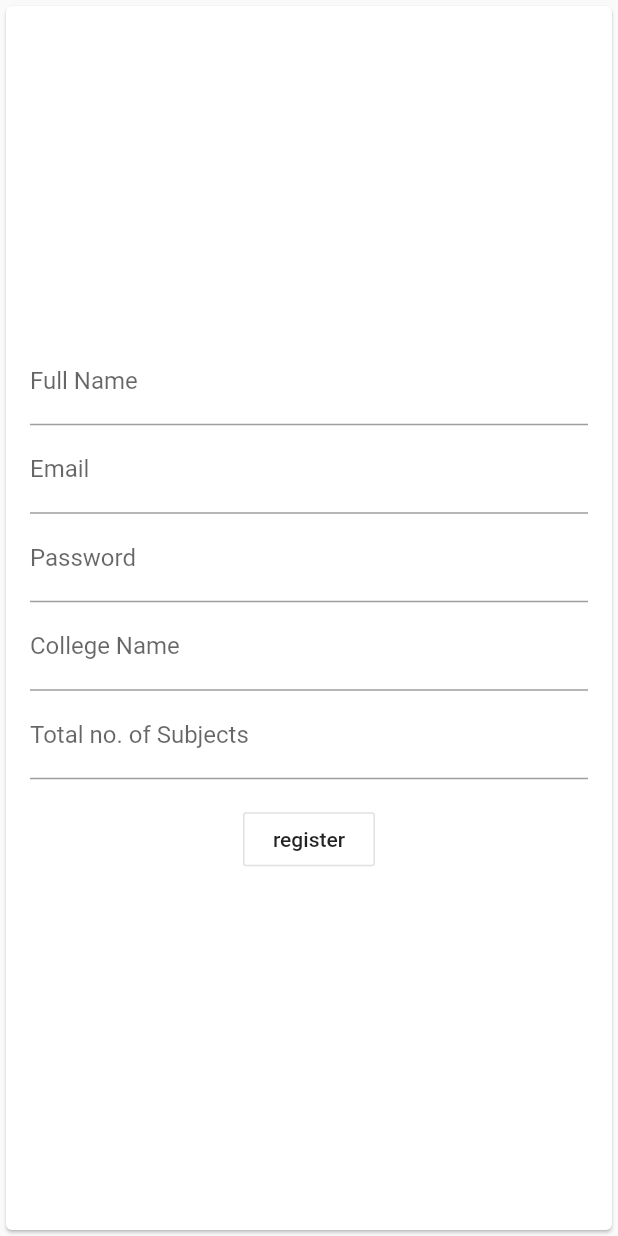
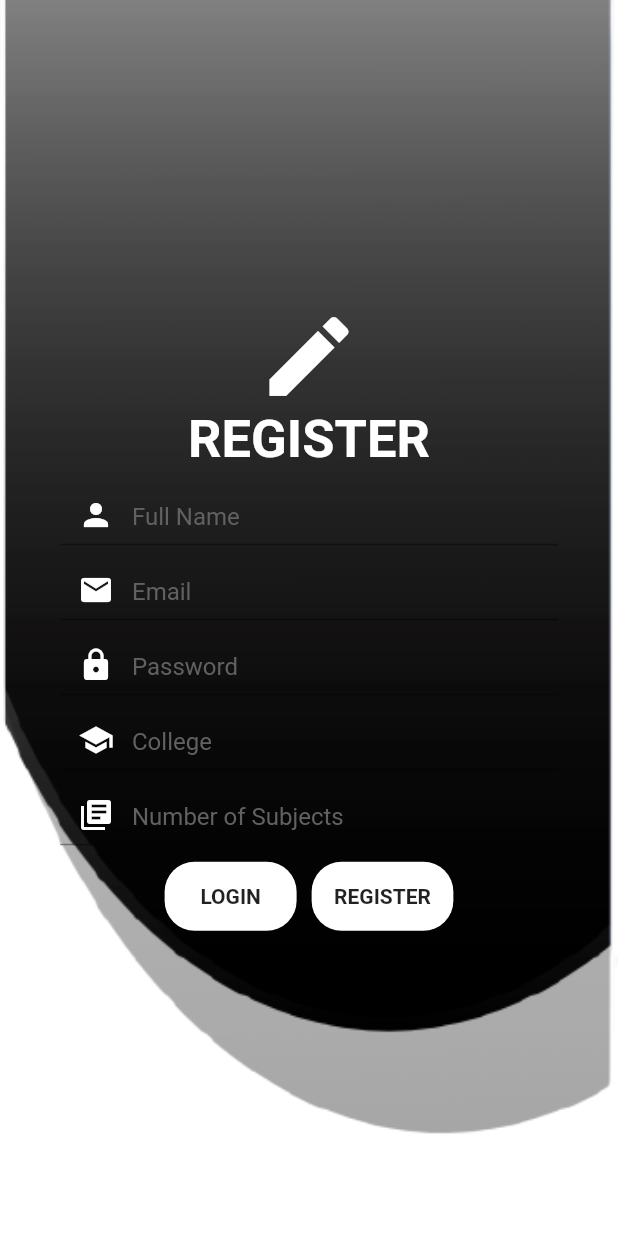
Before and after one commit to param-s-8/hw-manager, a Flutter app: the Register screen opened directly, on a phone screen of 412 x 824 dp. Run offline on Flutter 3.47's test engine with Material 2 defaults, Android fonts, the phone set to English and light mode, and no system bars; our stand-ins replace cloud_firestore, firebase_auth, firebase_core; accounts and stored records are empty.

Commit message:
register UI

```diff
--- a/lib/auth/register.dart
+++ b/lib/auth/register.dart
@@ -14,103 +14,169 @@ class _RegisterState extends State<Register> {
   final GlobalKey<FormState> _formKey = GlobalKey<FormState>();
   final TextEditingController _displayName = TextEditingController();
   final TextEditingController _emailController = TextEditingController();
+  final GlobalKey<ScaffoldState> _scaffoldKey = GlobalKey<ScaffoldState>();
   final TextEditingController _passwordController = TextEditingController();
+  final TextEditingController _subjectController = TextEditingController();
   final TextEditingController _collegeController = TextEditingController();
-  final TextEditingController _subjectController = TextEditingController();
-
-  bool _isSuccess;
-  String _userEmail;
-  @override
-  void dispose() {
-    _emailController.dispose();
-    _passwordController.dispose();
-    super.dispose();
-  }
+  double _boxh = 10;
 
   crudMethods crudObj = new crudMethods();
 
   @override
   Widget build(BuildContext context) {
     return Scaffold(
-      body: Center(
-        child: Form(
-            key: _formKey,
-            child: Card(
-              child: Padding(
-                padding: EdgeInsets.all(16),
+      key: _scaffoldKey,
+      body: Stack(
+        children: <Widget>[
+          Scaffold(
+            backgroundColor: Colors.white,
+          ),
+          Container(
+            decoration: BoxDecoration(
+              image: DecorationImage(
+                image: AssetImage('media/bg-app.png'),
+                fit: BoxFit.cover,
+              ),
+            ),
+          ),
+          Center(
             child: Column(
-                  crossAxisAlignment: CrossAxisAlignment.center,
               mainAxisAlignment: MainAxisAlignment.center,
               children: <Widget>[
-                    TextFormField(
+                Icon(Icons.create,
+                  size: 70,
+                  color: Colors.white,
+                ),
+                Text(
+                  "REGISTER",
+                  style: TextStyle(
+                    color: Colors.white,
+                    fontSize: 35,
+                    fontWeight: FontWeight.bold,
+                  ),
+                ),
+                SizedBox(height: _boxh),
+                Container(
+                  height: 40,
+                  margin: EdgeInsets.only(left: 40, right: 40),
+                  child: TextFormField(
                     controller: _displayName,
-                      decoration: const InputDecoration(labelText: 'Full Name'),
-                      validator: (String value) {
-                        if (value.isEmpty) {
-                          return 'Please enter some text';
-                        }
-                        return null;
-                      },
+                    style: TextStyle(fontSize: 16, color: Colors.white),
+                    decoration: InputDecoration(
+                      hintText: 'Full Name',
+                      prefixIcon: Icon(Icons.person, color: Colors.white),
+                      hintStyle: TextStyle(color: Colors.grey[700]),
                     ),
-                    TextFormField(
+                  ),
+                ),
+                SizedBox(height: _boxh),
+                Container(
+                  height: 40,
+                  margin: EdgeInsets.only(left: 40, right: 40),
+                  child: TextFormField(
                     controller: _emailController,
-                      decoration: const InputDecoration(labelText: 'Email'),
-                      validator: (String value) {
-                        if (value.isEmpty) {
-                          return 'Please enter some text';
-                        }
-                        return null;
-                      },
+                    style: TextStyle(fontSize: 16, color: Colors.white),
+                    decoration: InputDecoration(
+                      hintText: 'Email',
+                      prefixIcon: Icon(Icons.email, color: Colors.white),
+                      hintStyle: TextStyle(color: Colors.grey[700]),
                     ),
-                    TextFormField(
+                  ),
+                ),
+                SizedBox(height: _boxh),
+                Container(
+                  height: 40,
+                  margin: EdgeInsets.only(left: 40, right: 40),
+                  child: TextFormField(
                     controller: _passwordController,
-                      decoration: const InputDecoration(labelText: 'Password'),
-                      validator: (String value) {
-                        if (value.isEmpty) {
-                          return 'Please enter some text';
-                        }
-                        return null;
-                      },
                     obscureText: true,
+                    style: TextStyle(fontSize: 16, color: Colors.white),
+                    decoration: InputDecoration(
+                      hintText: 'Password',
+                      prefixIcon: Icon(Icons.lock, color: Colors.white),
+                      hintStyle: TextStyle(color: Colors.grey[700]),
                     ),
-                    TextFormField(
+                  ),
+                ),
+                SizedBox(height: _boxh),
+                Container(
+                  height: 40,
+                  margin: EdgeInsets.only(left: 40, right: 40),
+                  child: TextFormField(
                     controller: _collegeController,
-                      decoration:
-                          const InputDecoration(labelText: 'College Name'),
-                      validator: (String value) {
-                        if (value.isEmpty) {
-                          return 'Please enter some text';
-                        }
-                        return null;
-                      },
+                    style: TextStyle(fontSize: 16, color: Colors.white),
+                    decoration: InputDecoration(
+                      hintText: 'College',
+                      prefixIcon: Icon(Icons.school, color: Colors.white),
+                      hintStyle: TextStyle(color: Colors.grey[700]),
                     ),
-                    TextFormField(
+                  ),
+                ),
+                SizedBox(height: _boxh),
+                Container(
+                  height: 40,
+                  margin: EdgeInsets.only(left: 40, right: 40),
+                  child: TextFormField(
                     controller: _subjectController,
-                      decoration: const InputDecoration(
-                          labelText: 'Total no. of Subjects'),
-                      validator: (String value) {
-                        if (value.isEmpty) {
-                          return 'Please enter some text';
-                        }
-                        return null;
-                      },
+                    style: TextStyle(fontSize: 16, color: Colors.white),
+                    decoration: InputDecoration(
+                      hintText: 'Number of Subjects',
+                      prefixIcon: Icon(
+                          Icons.library_books, color: Colors.white),
+                      hintStyle: TextStyle(color: Colors.grey[700]),
                     ),
+                  ),
+                ),
+                SizedBox(height: _boxh),
+                Column(
+                  mainAxisAlignment: MainAxisAlignment.center,
+                  children: <Widget>[
+                    Row(
+                      mainAxisAlignment: MainAxisAlignment.center,
+                      children: <Widget>[
                         Container(
-                      padding: const EdgeInsets.symmetric(vertical: 16.0),
-                      alignment: Alignment.center,
-                      child: OutlineButton(
-                        child: Text("register"),
-                        onPressed: () async {
-                          if (_formKey.currentState.validate()) {
-                            _registerAccount();
-                          }
-                        },
+                          child: RaisedButton(
+                            elevation: 5,
+                            onPressed: () => print('Login pressed'),
+                            padding: EdgeInsets.all(15),
+                            shape: RoundedRectangleBorder(
+                                borderRadius: BorderRadius.circular(20)
                             ),
+                            color: Colors.white,
+                            child: Text(
+                              'LOGIN',
+                              style: TextStyle(
+                                fontWeight: FontWeight.bold,
+                              ),
+                            ),
+                          ),
+                        ),
+                        SizedBox(width: _boxh),
+                        Container(
+                          child: RaisedButton(
+                            elevation: 5,
+                            onPressed: () => _registerAccount(),
+                            padding: EdgeInsets.all(15),
+                            shape: RoundedRectangleBorder(
+                                borderRadius: BorderRadius.circular(20)
+                            ),
+                            color: Colors.white,
+                            child: Text(
+                              'REGISTER',
+                              style: TextStyle(
+                                fontWeight: FontWeight.bold,
+                              ),
+                            ),
+                          ),
+                        ),
+                      ],
+                    )
+                  ],
                 ),
               ],
             ),
           ),
-            )),
+        ],
       ),
     );
   }
@@ -145,7 +211,7 @@ class _RegisterState extends State<Register> {
                 user: user1,
               )));
     } else {
-      _isSuccess = false;
+      print("User not registered");
     }
   }
 }
--- a/lib/forms/add-asnmt.dart
+++ b/lib/forms/add-asnmt.dart
@@ -43,7 +43,8 @@ class  AddAsnmtState extends State <AddAsnmt> {
 
   @override
   Widget build(BuildContext context) {
-    return Scaffold(
+    return Expanded(
+      child: Scaffold(
         body: Stack(
           children: <Widget>[
             Scaffold(
@@ -207,6 +208,7 @@ class  AddAsnmtState extends State <AddAsnmt> {
             ),
           ],
         ),
+      ),
     );
   }
 
--- a/lib/forms/add-meet.dart
+++ b/lib/forms/add-meet.dart
@@ -43,7 +43,8 @@ Future<Null> selectTime(BuildContext context) async{
 
   @override
   Widget build(BuildContext context) {
-    return Scaffold(
+    return Expanded(
+      child: Scaffold(
         body: Stack(
           children: <Widget>[
             Scaffold(
@@ -208,6 +209,7 @@ Future<Null> selectTime(BuildContext context) async{
             ),
           ],
         ),
+      ),
     );
   }
 
```
Lines whose indentation alone changed are shown as unchanged.
